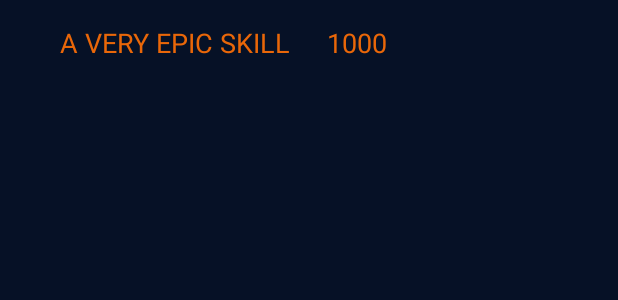
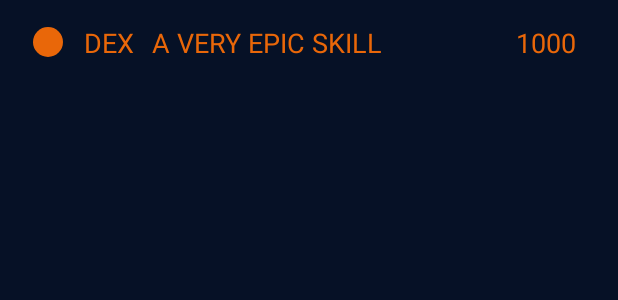
Before and after one commit to AndreiIurko/DnD, an Android app: the layout skill_item.xml on its own in the app's theme, with its tools: preview values and no code run, on a phone screen of 412 x 824 dp. Shown: the top 300 px of the screen. Run offline under Robolectric (Android 15) with nearby library versions, the phone set to English and light mode, and no system bars.

Commit message:
skills list almost done

```diff
--- a/app/src/main/java/com/andreyyurko/dnd/ui/characterskills/CharacterSkillsFragment.kt
+++ b/app/src/main/java/com/andreyyurko/dnd/ui/characterskills/CharacterSkillsFragment.kt
@@ -2,13 +2,16 @@ package com.andreyyurko.dnd.ui.characterskills
 
 import android.os.Bundle
 import android.view.View
+import androidx.core.content.ContextCompat
 import androidx.fragment.app.Fragment
 import androidx.lifecycle.ViewModelProvider
+import androidx.recyclerview.widget.DividerItemDecoration
 import androidx.recyclerview.widget.LinearLayoutManager
 import by.kirich1409.viewbindingdelegate.viewBinding
 import com.andreyyurko.dnd.R
 import com.andreyyurko.dnd.databinding.FragmentCharacterSkillsBinding
 import dagger.hilt.android.AndroidEntryPoint
+
 
 @AndroidEntryPoint
 class CharacterSkillsFragment : Fragment(R.layout.fragment_character_skills) {
@@ -32,6 +35,9 @@ class CharacterSkillsFragment : Fragment(R.layout.fragment_character_skills) {
             LinearLayoutManager(context, LinearLayoutManager.VERTICAL, false)
         val adapter = CharacterSkillsAdapter(viewModel)
         recyclerView.adapter = adapter
+        val itemDecorator = DividerItemDecoration(context, DividerItemDecoration.VERTICAL)
+        itemDecorator.setDrawable(context?.let { ContextCompat.getDrawable(it, R.drawable.divider) }!!)
+        recyclerView.addItemDecoration(itemDecorator)
         adapter.apply {
             notifyDataSetChanged()
         }
--- a/app/src/main/res/drawable/back_border_main.xml
+++ b/app/src/main/res/drawable/back_border_main.xml
@@ -1,7 +1,7 @@
 <?xml version="1.0" encoding="utf-8"?>
 <vector xmlns:android="http://schemas.android.com/apk/res/android"
-    android:width="90dp"
-    android:height="60dp"
+    android:width="70dp"
+    android:height="40dp"
     android:viewportWidth="102"
     android:viewportHeight="102">
   <path
--- /dev/null
+++ b/app/src/main/res/drawable/prof_exp_24.xml
@@ -0,0 +1,10 @@
+<vector xmlns:android="http://schemas.android.com/apk/res/android"
+    android:width="24dp"
+    android:height="24dp"
+    android:tint="?attr/colorPrimaryVariant"
+    android:viewportWidth="24"
+    android:viewportHeight="24">
+    <path
+        android:fillColor="@android:color/white"
+        android:pathData="M12,12m-10,0a10,10 0,1 1,20 0a10,10 0,1 1,-20 0" />
+</vector>
--- a/app/src/main/res/layout/skill_item.xml
+++ b/app/src/main/res/layout/skill_item.xml
@@ -1,34 +1,54 @@
 <?xml version="1.0" encoding="utf-8"?>
 <androidx.constraintlayout.widget.ConstraintLayout xmlns:android="http://schemas.android.com/apk/res/android"
+    xmlns:app="http://schemas.android.com/apk/res-auto"
+    xmlns:tools="http://schemas.android.com/tools"
     android:layout_width="match_parent"
     android:layout_height="wrap_content"
-    android:padding="16dp"
-    xmlns:app="http://schemas.android.com/apk/res-auto"
-    xmlns:tools="http://schemas.android.com/tools">
+    android:padding="16dp">
 
     <androidx.constraintlayout.widget.ConstraintLayout
         android:layout_width="match_parent"
         android:layout_height="match_parent">
 
-        <TextView
-            android:id="@+id/skillNameTextView"
-            tools:text="A VERY EPIC SKILL"
-            android:textSize="18sp"
-            android:layout_marginStart="24dp"
+        <ImageView
+            android:id="@+id/skillProficiencyImageView"
             android:layout_width="wrap_content"
             android:layout_height="wrap_content"
-            app:layout_constraintTop_toTopOf="parent"
-            app:layout_constraintStart_toStartOf="parent"/>
+            android:layout_marginStart="4dp"
+            android:src="@drawable/prof_exp_24"
+            app:layout_constraintStart_toStartOf="parent"
+            app:layout_constraintTop_toTopOf="parent" />
 
         <TextView
             android:id="@+id/skillModifierTextView"
-            tools:text="1000"
-            android:textSize="18sp"
-            android:layout_marginStart="24dp"
             android:layout_width="wrap_content"
             android:layout_height="wrap_content"
+            android:layout_marginStart="12dp"
+            android:textSize="18sp"
+            app:layout_constraintStart_toEndOf="@id/skillProficiencyImageView"
             app:layout_constraintTop_toTopOf="parent"
-            app:layout_constraintStart_toEndOf="@id/skillNameTextView"/>
+            tools:text="DEX" />
+
+        <TextView
+            android:id="@+id/skillNameTextView"
+            android:layout_width="wrap_content"
+            android:layout_height="wrap_content"
+            android:layout_marginStart="12dp"
+            android:textSize="18sp"
+            app:layout_constraintStart_toEndOf="@id/skillModifierTextView"
+            app:layout_constraintTop_toTopOf="parent"
+            tools:text="A VERY EPIC SKILL" />
+
+        <TextView
+            android:id="@+id/skillBonusTextView"
+            android:layout_width="wrap_content"
+            android:layout_height="wrap_content"
+            android:layout_marginStart="24dp"
+            android:layout_marginEnd="12dp"
+            android:textSize="18sp"
+            app:layout_constraintEnd_toEndOf="parent"
+            app:layout_constraintTop_toTopOf="parent"
+            tools:text="1000" />
 
 
     </androidx.constraintlayout.widget.ConstraintLayout>
```
Also changed, not shown: app/src/main/java/com/andreyyurko/dnd/data/characters/CharacterEnums.kt (+26 -26 lines), app/src/main/java/com/andreyyurko/dnd/ui/characterskills/CharacterSkillsAdapter.kt (+16 -2 lines), app/src/main/java/com/andreyyurko/dnd/ui/characterskills/CharacterSkillsViewModel.kt (+28 -4 lines), app/src/main/res/drawable/divider.xml (added, +7 -0 lines), app/src/main/res/drawable/prof_full_24.xml (added, +10 -0 lines), app/src/main/res/drawable/prof_half_24.xml (added, +17 -0 lines), app/src/main/res/drawable/prof_none_24.xml (added, +10 -0 lines), app/src/main/res/layout/fragment_character_main.xml (+9 -0 lines).
